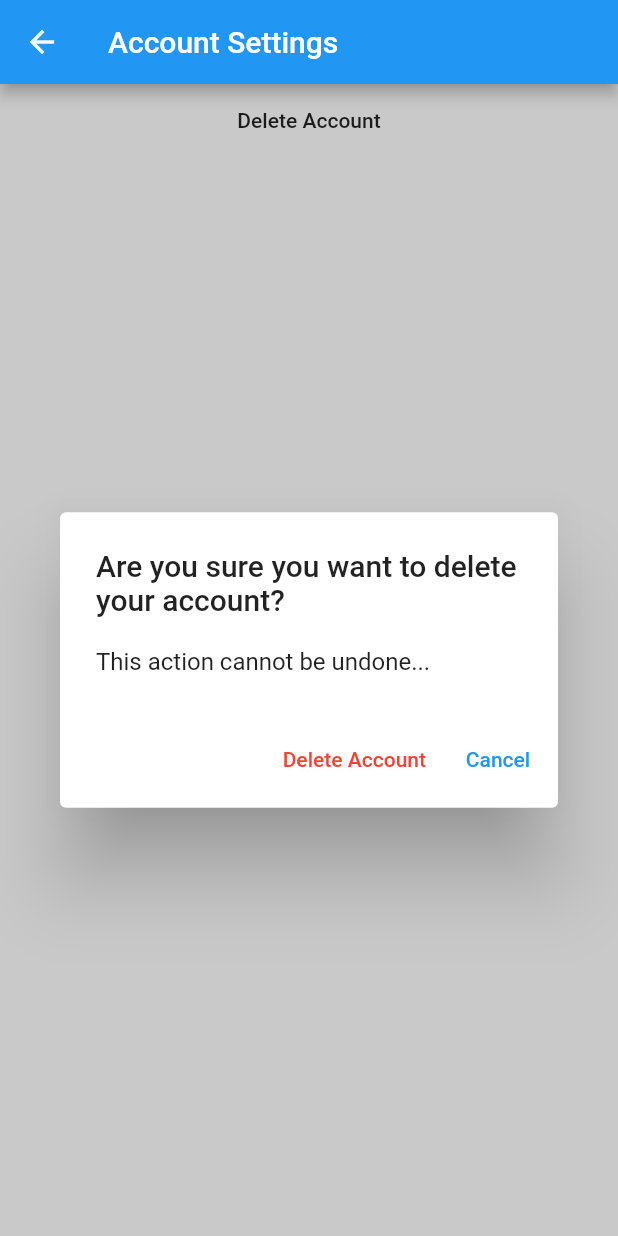
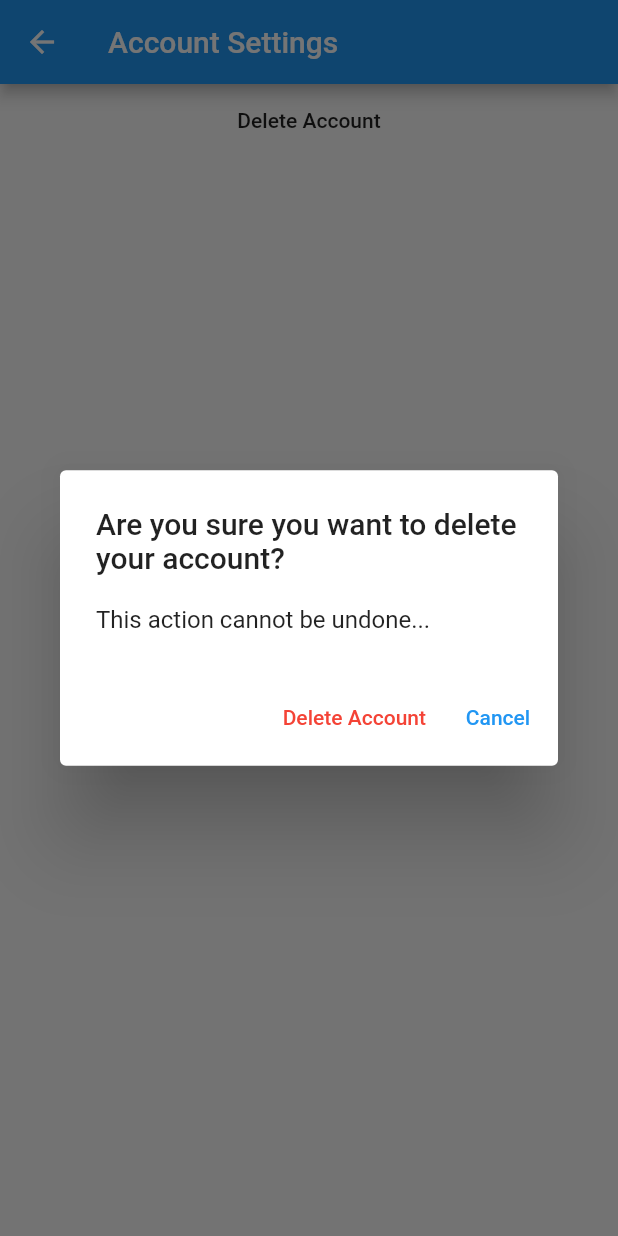
Before and after one commit to ChopinDavid/FirebaseFlutterStarter, a Flutter app: the AccountSettingsPage screen opened by its route, after a tap on "Delete Account", on a phone screen of 412 x 824 dp. Run offline on Flutter 3.47's test engine with Material 2 defaults, Android fonts, the phone set to English and light mode, and no system bars; our stand-ins replace bloc, cloud_firestore, firebase_auth, firebase_core, firebase_storage, flutter_bloc and 4 more; missing offline and left inert: app_settings; accounts and stored records are empty.

Commit message:
Replaced BackdropWidget with showDialog - DC

```diff
--- a/lib/screens/account_settings_page.dart
+++ b/lib/screens/account_settings_page.dart
@@ -1,13 +1,13 @@
 import 'package:firebase_flutter_starter/bloc/account_deletion_bloc.dart';
 import 'package:firebase_flutter_starter/widgets/aware_alert_dialog.dart';
 import 'package:firebase_flutter_starter/widgets/aware_text_field.dart';
+import 'package:flutter/cupertino.dart';
 import 'package:flutter/material.dart';
 import 'package:flutter_bloc/flutter_bloc.dart';
 import 'package:get_it/get_it.dart';
 
 import '../services/navigation_service.dart';
 import '../widgets/aware_button.dart';
-import '../widgets/backdrop_widget.dart';
 
 class AccountSettingsPage extends StatefulWidget {
   @override
@@ -29,21 +29,14 @@ class _AccountSettingsPageState extends State<AccountSettingsPage> {
               AwareButton(
                 child: Text('Delete Account'),
                 onPressed: () {
-                  setState(() {
-                    isPasswordPromptDisplayed = true;
-                  });
+                  showDialog(
+                    context: context,
+                    builder: (context) => UserPasswordPrompt(),
+                  );
                 },
               )
             ],
           ),
-          if (isPasswordPromptDisplayed)
-            UserPasswordPrompt(
-              onCancelled: () {
-                setState(() {
-                  isPasswordPromptDisplayed = false;
-                });
-              },
-            )
         ],
       ),
     );
@@ -51,8 +44,6 @@ class _AccountSettingsPageState extends State<AccountSettingsPage> {
 }
 
 class UserPasswordPrompt extends StatelessWidget {
-  final VoidCallback? onCancelled;
-  UserPasswordPrompt({this.onCancelled});
   final AccountDeletionBloc _accountDeletionBloc = AccountDeletionBloc();
 
   @override
@@ -60,8 +51,8 @@ class UserPasswordPrompt extends StatelessWidget {
     final TextEditingController _textFieldController = TextEditingController();
     final NavigationService _navigationService =
         GetIt.instance.get<NavigationService>();
-    return BackdropWidget(
-      onBackgroundTap: onCancelled,
+    return Material(
+      type: MaterialType.transparency,
       child: BlocBuilder<AccountDeletionBloc, AccountDeletionState>(
         bloc: _accountDeletionBloc,
         builder: (context, state) {
@@ -84,30 +75,20 @@ class UserPasswordPrompt extends StatelessWidget {
                 ),
                 TextButton(
                   child: Text('Cancel'),
-                  onPressed: onCancelled,
+                  onPressed: () => Navigator.of(context).pop(),
                 )
               ],
             );
           }
           if (state is AccountDeletionError) {
-            return Padding(
-              padding: const EdgeInsets.all(50.0),
-              child: Container(
-                decoration: BoxDecoration(
-                  color: Colors.white,
-                  borderRadius: BorderRadius.circular(3),
-                ),
-                child: Padding(
-                  padding: const EdgeInsets.all(20.0),
-                  child: Column(
-                    mainAxisSize: MainAxisSize.min,
-                    mainAxisAlignment: MainAxisAlignment.center,
-                    crossAxisAlignment: CrossAxisAlignment.stretch,
-                    children: [
-                      Text(
+            return AwareAlertDialog(
+              title: Text(
                 'Enter your password to confirm account deletion.',
                 textAlign: TextAlign.center,
               ),
+              content: Column(
+                crossAxisAlignment: CrossAxisAlignment.stretch,
+                children: [
                   SizedBox(height: 20),
                   AwareTextField(
                     controller: _textFieldController,
@@ -123,7 +104,9 @@ class UserPasswordPrompt extends StatelessWidget {
                         style: TextStyle(color: Colors.red),
                       ),
                     ),
-                      SizedBox(height: 20),
+                ],
+              ),
+              actions: [
                 TextButton(
                   onPressed: () {
                     _accountDeletionBloc.add(
@@ -133,12 +116,16 @@ class UserPasswordPrompt extends StatelessWidget {
                       ),
                     );
                   },
-                        child: Text('Delete Account'),
+                  child: Text(
+                    'Delete Account',
+                    style: TextStyle(color: Colors.red),
+                  ),
+                ),
+                TextButton(
+                  child: Text('Cancel'),
+                  onPressed: () => Navigator.of(context).pop(),
                 ),
               ],
-                  ),
-                ),
-              ),
             );
           }
           return Center(
--- a/lib/widgets/backdrop_widget.dart
+++ /dev/null
@@ -1,28 +0,0 @@
-import 'package:flutter/material.dart';
-
-class BackdropWidget extends StatelessWidget {
-  final Widget child;
-  final VoidCallback? onBackgroundTap;
-
-  BackdropWidget({required this.child, this.onBackgroundTap});
-  @override
-  Widget build(BuildContext context) {
-    final Stack contentStack = Stack(
-      alignment: Alignment.center,
-      children: [
-        Container(
-          height: double.maxFinite,
-          width: double.maxFinite,
-          color: Colors.black.withAlpha(50),
-        ),
-        child,
-      ],
-    );
-    return onBackgroundTap == null
-        ? contentStack
-        : GestureDetector(
-            onTap: onBackgroundTap,
-            child: contentStack,
-          );
-  }
-}
```
Also changed, not shown: lib/screens/login_page.dart (+32 -25 lines), lib/screens/profile_page.dart (+22 -29 lines), lib/screens/signup_page.dart (+49 -51 lines). Lines whose indentation alone changed are shown as unchanged.
